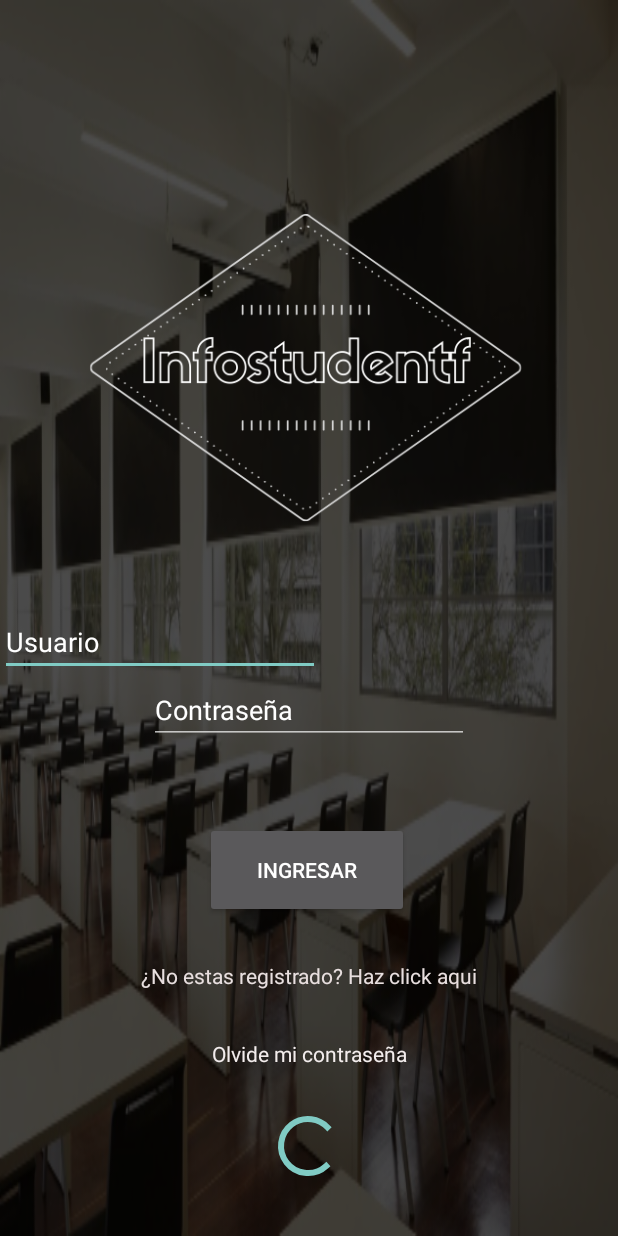
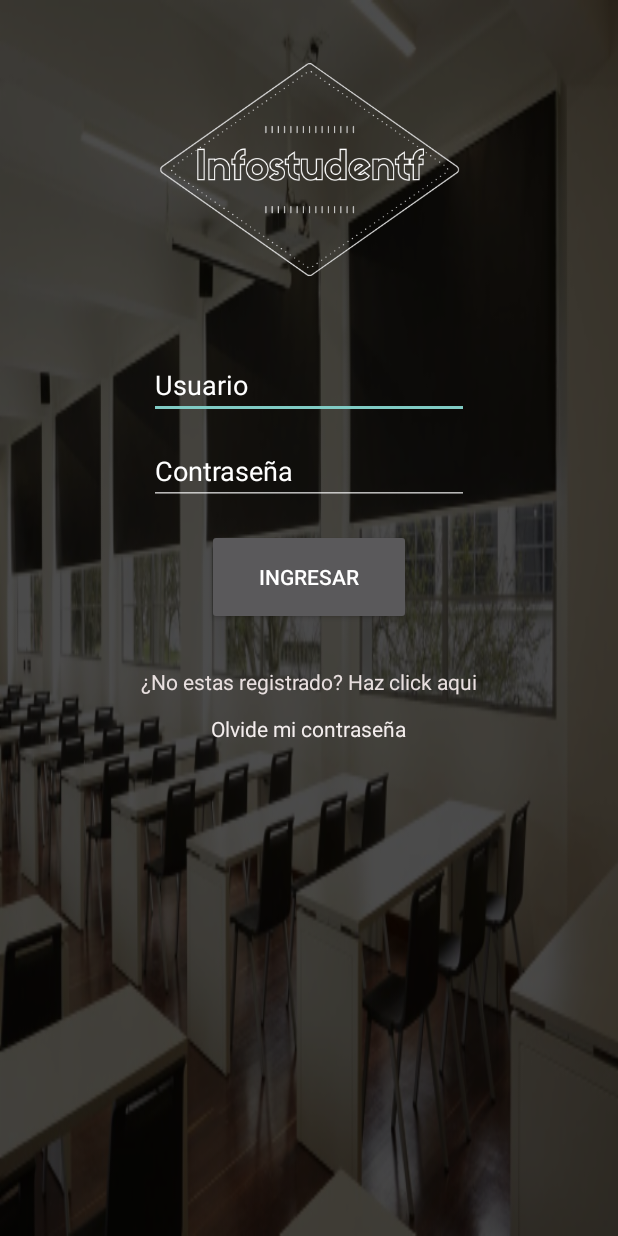
Before and after one commit to DaniENP/InfoStudentfPOO, an Android app: the Login screen opened directly, with no data from a screen before it, on a phone screen of 412 x 824 dp. Run offline under Robolectric (Android 15) with nearby library versions, the phone set to English and light mode, and no system bars; our stand-ins replace Firebase (no records; nobody signed in at launch, a user with empty details on screens opened directly); Roboto replaces fonts that are not available here.

Commit message:
Login final

```diff
--- a/app/src/main/java/com/example/infostudentfpoo/EditProfile.java
+++ b/app/src/main/java/com/example/infostudentfpoo/EditProfile.java
@@ -81,7 +81,7 @@ public class EditProfile extends AppCompatActivity {
             @Override
             public void onClick(View v) {
                 if(profileFullName.getText().toString().isEmpty() || profileEmail.getText().toString().isEmpty() || profilePhone.getText().toString().isEmpty()){
-                    Toast.makeText(EditProfile.this, "One or Many fields are empty.", Toast.LENGTH_SHORT).show();
+                    Toast.makeText(EditProfile.this, "Uno o mas campos vacios.", Toast.LENGTH_SHORT).show();
                     return;
                 }
 
@@ -97,12 +97,12 @@ public class EditProfile extends AppCompatActivity {
                         docRef.update(edited).addOnSuccessListener(new OnSuccessListener<Void>() {
                             @Override
                             public void onSuccess(Void aVoid) {
-                                Toast.makeText(EditProfile.this, "Profile Updated", Toast.LENGTH_SHORT).show();
+                                Toast.makeText(EditProfile.this, "Perfil actualizado", Toast.LENGTH_SHORT).show();
                                 startActivity(new Intent(getApplicationContext(),MainMenu.class));
                                 finish();
                             }
                         });
-                        Toast.makeText(EditProfile.this, "Email is changed.", Toast.LENGTH_SHORT).show();
+                        Toast.makeText(EditProfile.this, "Email guardado.", Toast.LENGTH_SHORT).show();
                     }
                 }).addOnFailureListener(new OnFailureListener() {
                     @Override
--- a/app/src/main/res/layout/login.xml
+++ b/app/src/main/res/layout/login.xml
@@ -9,90 +9,88 @@
 
     <ImageView
         android:id="@+id/imageView3"
-        android:layout_width="375dp"
-        android:layout_height="326dp"
-        android:layout_marginBottom="416dp"
+        android:layout_width="263dp"
+        android:layout_height="226dp"
         android:contentDescription="InfoStudent"
-        app:layout_constraintBottom_toBottomOf="parent"
         app:layout_constraintEnd_toEndOf="parent"
-        app:layout_constraintHorizontal_bias="0.444"
         app:layout_constraintStart_toStartOf="parent"
+        app:layout_constraintTop_toTopOf="parent"
         app:srcCompat="@drawable/infostudentf__1_" />
 
     <Button
         android:id="@+id/loginBtn"
         android:layout_width="136dp"
         android:layout_height="64dp"
-        android:layout_marginBottom="212dp"
+        android:layout_marginTop="16dp"
         android:text="Ingresar"
-        app:layout_constraintBottom_toBottomOf="parent"
         app:layout_constraintEnd_toEndOf="parent"
-        app:layout_constraintHorizontal_bias="0.494"
-        app:layout_constraintStart_toStartOf="parent" />
+        app:layout_constraintHorizontal_bias="0.501"
+        app:layout_constraintStart_toStartOf="parent"
+        app:layout_constraintTop_toBottomOf="@+id/password" />
 
     <EditText
         android:id="@+id/Email"
         android:layout_width="wrap_content"
         android:layout_height="wrap_content"
+        android:layout_marginTop="8dp"
         android:ems="10"
         android:hint="Usuario"
         android:importantForAutofill="no"
         android:inputType="textEmailAddress"
         android:textColor="#EFDEDE"
         android:textColorHint="@color/common_google_signin_btn_text_dark_default"
-        app:layout_constraintBottom_toTopOf="@+id/password"
-        tools:layout_editor_absoluteX="99dp" />
+        app:layout_constraintEnd_toEndOf="parent"
+        app:layout_constraintStart_toStartOf="parent"
+        app:layout_constraintTop_toBottomOf="@+id/imageView3" />
 
     <EditText
         android:id="@+id/password"
         android:layout_width="wrap_content"
         android:layout_height="wrap_content"
-        android:layout_marginBottom="52dp"
+        android:layout_marginTop="12dp"
         android:ems="10"
         android:hint="Contraseña"
         android:importantForAutofill="no"
         android:inputType="textPassword"
         android:textColor="#EDE8E8"
         android:textColorHint="@color/common_google_signin_btn_text_dark_default"
-        app:layout_constraintBottom_toTopOf="@+id/loginBtn"
         app:layout_constraintEnd_toEndOf="parent"
         app:layout_constraintStart_toStartOf="parent"
-        app:layout_constraintTop_toBottomOf="@+id/imageView3"
-        app:layout_constraintVertical_bias="1.0" />
+        app:layout_constraintTop_toBottomOf="@+id/Email" />
 
     <TextView
         android:id="@+id/createText"
         android:layout_width="wrap_content"
         android:layout_height="wrap_content"
+        android:layout_marginTop="28dp"
         android:text="@string/no_estas_registrado_haz_click_aqui"
         android:textColor="#E8DFDF"
-        app:layout_constraintBottom_toBottomOf="parent"
         app:layout_constraintEnd_toEndOf="parent"
         app:layout_constraintStart_toStartOf="parent"
-        app:layout_constraintTop_toBottomOf="@+id/loginBtn"
-        app:layout_constraintVertical_bias="0.15" />
+        app:layout_constraintTop_toBottomOf="@+id/loginBtn" />
 
     <ProgressBar
         android:id="@+id/progressBar"
         style="?android:attr/progressBarStyle"
         android:layout_width="wrap_content"
         android:layout_height="wrap_content"
-        android:layout_marginBottom="36dp"
-        app:layout_constraintBottom_toBottomOf="parent"
+        android:layout_marginTop="20dp"
+        android:visibility="invisible"
         app:layout_constraintEnd_toEndOf="parent"
         app:layout_constraintHorizontal_bias="0.498"
         app:layout_constraintStart_toStartOf="parent"
-        tools:visibility="invisible" />
+        app:layout_constraintTop_toBottomOf="@+id/forgotPassword" />
 
     <TextView
         android:id="@+id/forgotPassword"
         android:layout_width="wrap_content"
         android:layout_height="wrap_content"
-        android:layout_marginBottom="112dp"
+        android:layout_marginTop="12dp"
         android:text="Olvide mi contraseña"
         android:textColor="#F3EDED"
-        app:layout_constraintBottom_toBottomOf="parent"
         app:layout_constraintEnd_toEndOf="parent"
-        app:layout_constraintStart_toStartOf="parent" />
+        app:layout_constraintHorizontal_bias="0.498"
+        app:layout_constraintStart_toStartOf="parent"
+        app:layout_constraintTop_toBottomOf="@+id/createText" />
 
 </androidx.constraintlayout.widget.ConstraintLayout>
```
Also changed, not shown: app/src/main/java/com/example/infostudentfpoo/Login.java (+9 -9 lines), app/src/main/java/com/example/infostudentfpoo/MainMenu.java (+11 -8 lines), app/src/main/java/com/example/infostudentfpoo/Register.java (+7 -7 lines), app/src/main/res/layout/activity_edit_profile.xml (+28 -29 lines), app/src/main/res/layout/activity_main_menu.xml (+14 -23 lines), app/src/main/res/layout/activity_register.xml (+22 -20 lines).
